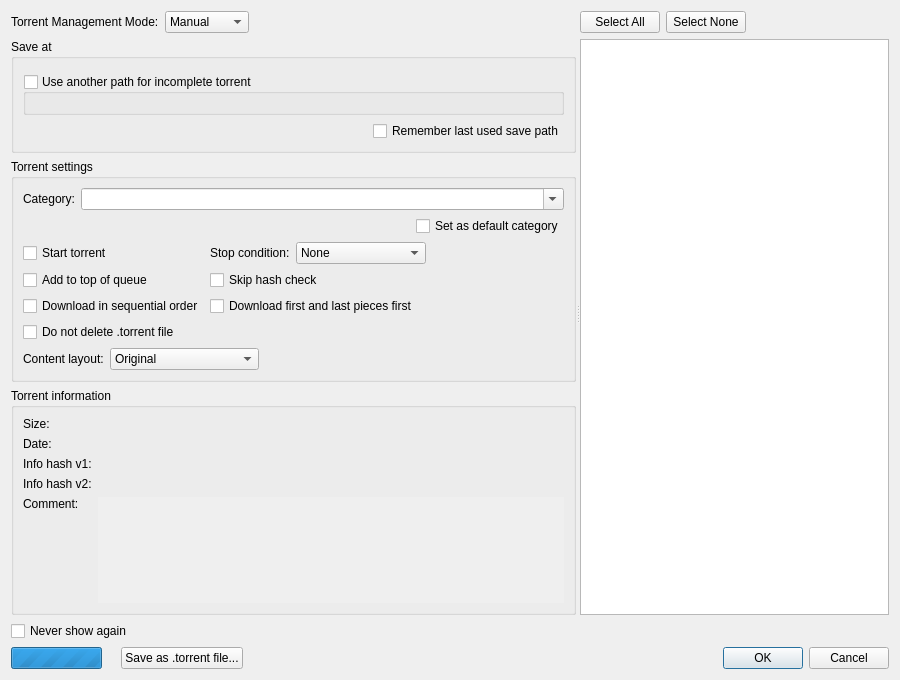
This is src/gui/addnewtorrentdialog.ui in SysAdminDoc/qBittorrent-Vanced as Qt 5 draws it before an edit. The edited form follows.
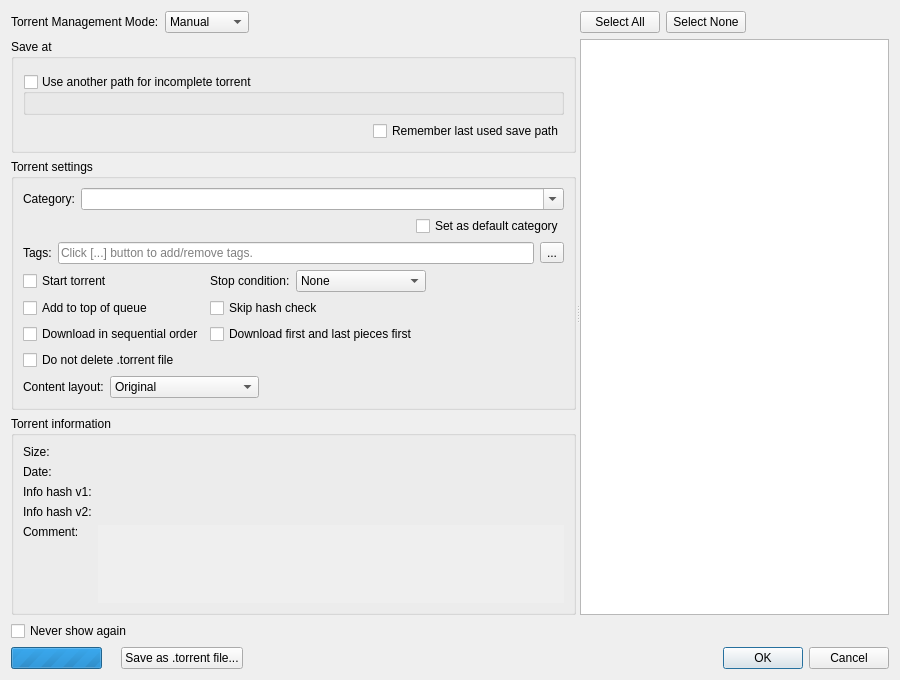
This is the edited form. Custom widgets are drawn as their Qt base class.

```diff
--- a/src/gui/addnewtorrentdialog.ui
+++ b/src/gui/addnewtorrentdialog.ui
@@ -201,6 +201,46 @@
                 </property>
                </widget>
               </item>
+              <item>
+               <layout class="QHBoxLayout" name="tagsLayout" stretch="0,0,0">
+                <item>
+                 <widget class="QLabel" name="tagsLabel">
+                  <property name="text">
+                   <string>Tags:</string>
+                  </property>
+                 </widget>
+                </item>
+                <item>
+                 <widget class="QLineEdit" name="tagsLineEdit">
+                  <property name="sizePolicy">
+                   <sizepolicy hsizetype="Expanding" vsizetype="Fixed">
+                    <horstretch>0</horstretch>
+                    <verstretch>0</verstretch>
+                   </sizepolicy>
+                  </property>
+                  <property name="readOnly">
+                   <bool>true</bool>
+                  </property>
+                  <property name="placeholderText">
+                   <string>Click [...] button to add/remove tags.</string>
+                  </property>
+                  <property name="clearButtonEnabled">
+                   <bool>false</bool>
+                  </property>
+                 </widget>
+                </item>
+                <item>
+                 <widget class="QToolButton" name="tagsEditButton">
+                  <property name="toolTip">
+                   <string>Add/remove tags</string>
+                  </property>
+                  <property name="text">
+                   <string>...</string>
+                  </property>
+                 </widget>
+                </item>
+               </layout>
+              </item>
               <item>
                <layout class="QGridLayout" name="gridLayout">
                <item row="0" column="0">
```
